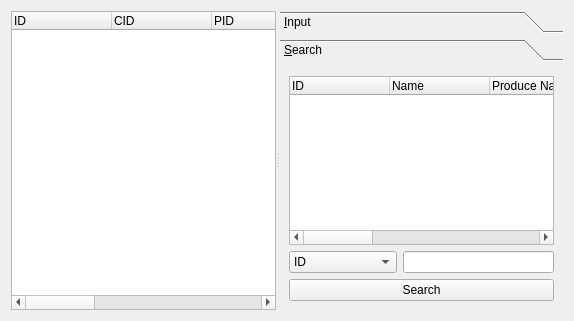
Before: the Qt Designer form shopmanagerform.ui in KimYooseon/osstem, drawn with Qt 5.
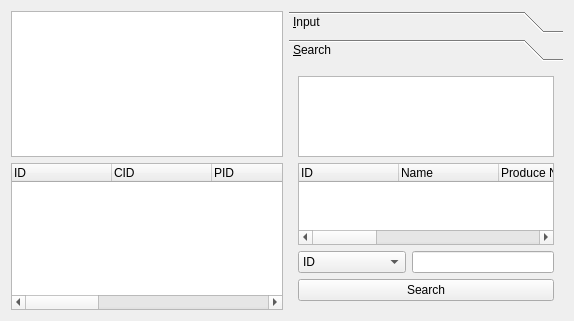
After: the same form once the commit is applied. The open tabs and pages were chosen to show the change.

Diff of the .ui file:
```diff
--- a/shopmanagerform.ui
+++ b/shopmanagerform.ui
@@ -13,12 +13,10 @@
   <property name="windowTitle">
    <string>Form</string>
   </property>
-  <layout class="QHBoxLayout" name="horizontalLayout_3">
+  <layout class="QHBoxLayout" name="horizontalLayout_2">
    <item>
-    <widget class="QSplitter" name="splitter">
-     <property name="orientation">
-      <enum>Qt::Horizontal</enum>
-     </property>
+    <layout class="QGridLayout" name="gridLayout_3">
+     <item row="1" column="1">
      <widget class="QTreeWidget" name="treeWidget">
       <property name="rootIsDecorated">
        <bool>false</bool>
@@ -72,6 +70,26 @@
        </property>
       </column>
      </widget>
+     </item>
+     <item row="0" column="1">
+      <widget class="QTableView" name="shopTableView">
+       <property name="editTriggers">
+        <set>QAbstractItemView::NoEditTriggers</set>
+       </property>
+       <property name="alternatingRowColors">
+        <bool>true</bool>
+       </property>
+       <property name="selectionBehavior">
+        <enum>QAbstractItemView::SelectRows</enum>
+       </property>
+       <attribute name="verticalHeaderVisible">
+        <bool>false</bool>
+       </attribute>
+      </widget>
+     </item>
+    </layout>
+   </item>
+   <item>
      <widget class="QToolBox" name="toolBox">
       <property name="currentIndex">
        <number>0</number>
@@ -80,8 +98,8 @@
        <property name="geometry">
         <rect>
          <x>0</x>
-         <y>0</y>
-         <width>276</width>
+        <y>-53</y>
+        <width>269</width>
          <height>314</height>
         </rect>
        </property>
@@ -261,7 +279,7 @@
         <rect>
          <x>0</x>
          <y>0</y>
-         <width>286</width>
+        <width>279</width>
          <height>261</height>
         </rect>
        </property>
@@ -269,6 +287,9 @@
         <string>&amp;Search</string>
        </attribute>
        <layout class="QVBoxLayout" name="verticalLayout_4">
+       <item>
+        <widget class="QTableView" name="searchTableView"/>
+       </item>
         <item>
          <widget class="QTreeWidget" name="searchTreeWidget">
           <property name="rootIsDecorated">
@@ -365,7 +386,6 @@
          </widget>
         </item>
        </layout>
-      </widget>
      </widget>
     </widget>
    </item>
```
Lines whose indentation alone changed are shown as unchanged.
